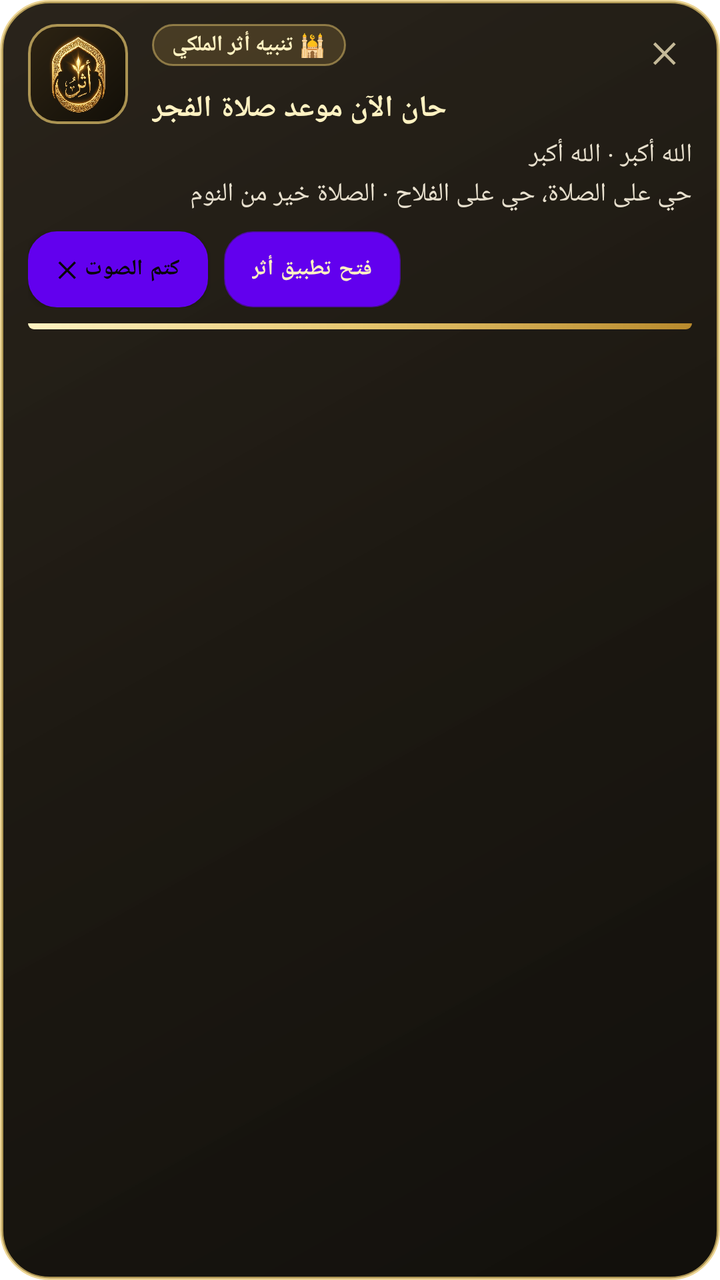
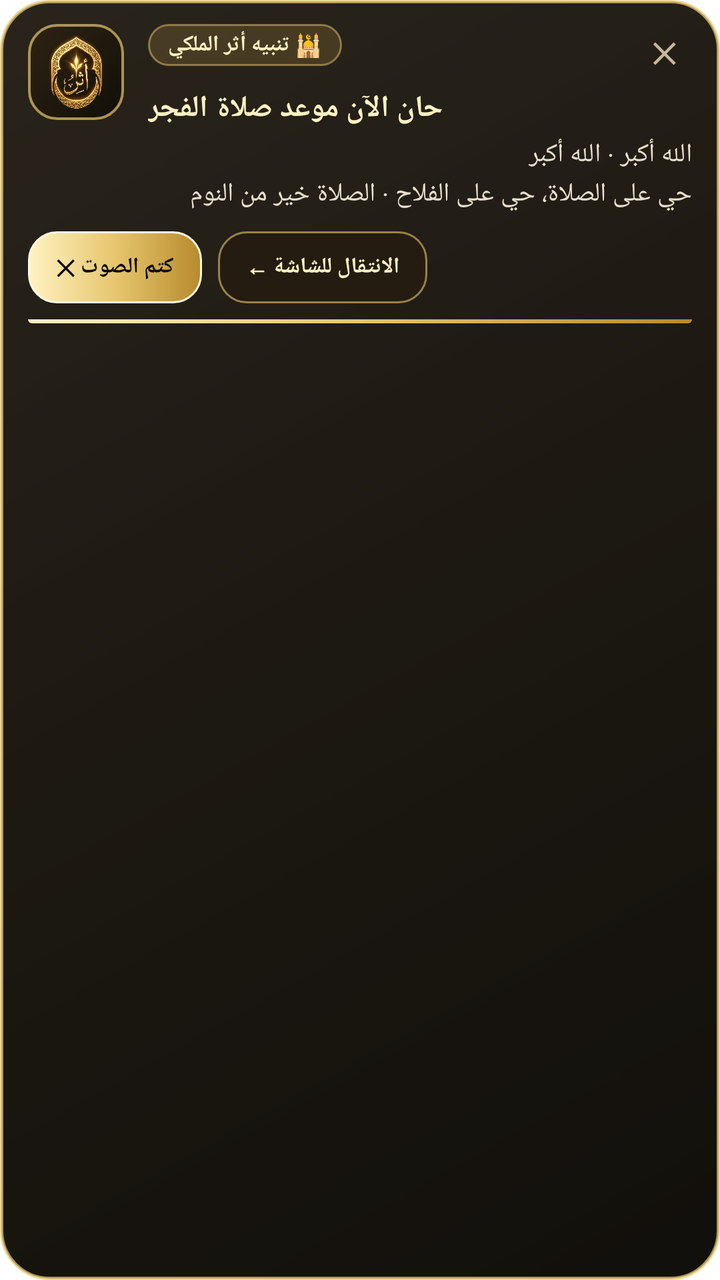

Screens rendered from an Android XML layout before and after an edit, with the pre-edit source and the edit as a unified diff.
<!-- AndroidManifest.xml: fallback theme Theme.MaterialComponents.DayNight.NoActionBar -->
<!-- res/layout/notification_royal_expanded.xml -->
<?xml version="1.0" encoding="utf-8"?>
<LinearLayout xmlns:android="http://schemas.android.com/apk/res/android"
    android:id="@+id/layoutRoyalNotifExpanded"
    android:layout_width="match_parent"
    android:layout_height="wrap_content"
    android:background="@drawable/royal_overlay_card_bg"
    android:orientation="vertical"
    android:paddingStart="14dp"
    android:paddingEnd="14dp"
    android:paddingTop="12dp"
    android:paddingBottom="10dp">

    
    <LinearLayout
        android:layout_width="match_parent"
        android:layout_height="wrap_content"
        android:orientation="horizontal"
        android:gravity="top">

        
        <FrameLayout
            android:layout_width="50dp"
            android:layout_height="50dp"
            android:background="@drawable/royal_logo_frame_bg"
            android:padding="5dp"
            android:layout_gravity="top">

            <ImageView
                android:id="@+id/ivNotifLogo"
                android:layout_width="match_parent"
                android:layout_height="match_parent"
                android:contentDescription="شعار أثر"
                android:scaleType="fitCenter"
                android:src="@drawable/icon_logo" />
        </FrameLayout>

        
        <LinearLayout
            android:layout_width="0dp"
            android:layout_height="wrap_content"
            android:layout_weight="1"
            android:layout_marginStart="12dp"
            android:orientation="vertical">

            
            <RelativeLayout
                android:layout_width="match_parent"
                android:layout_height="wrap_content">

                <TextView
                    android:id="@+id/tvNotifBadge"
                    android:layout_width="wrap_content"
                    android:layout_height="wrap_content"
                    android:layout_alignParentStart="true"
                    android:background="@drawable/royal_badge_bg"
                    android:paddingHorizontal="10dp"
                    android:paddingVertical="3dp"
                    android:text="🕌 تنبيه أثر الملكي"
                    android:textColor="#FFF2C2"
                    android:textSize="11sp"
                    android:textStyle="bold" />

                <TextView
                    android:id="@+id/btnNotifClose"
                    android:layout_width="28dp"
                    android:layout_height="28dp"
                    android:layout_alignParentEnd="true"
                    android:gravity="center"
                    android:text="✕"
                    android:textColor="#C4B998"
                    android:textSize="14sp"
                    android:textStyle="bold" />
            </RelativeLayout>

            
            <TextView
                android:id="@+id/tvNotifTitle"
                android:layout_width="wrap_content"
                android:layout_height="wrap_content"
                android:layout_marginTop="4dp"
                android:text="حان الآن موعد صلاة الفجر"
                android:textColor="#FFF2C2"
                android:textSize="15sp"
                android:textStyle="bold" />

            
            <TextView
                android:id="@+id/tvNotifBody"
                android:layout_width="match_parent"
                android:layout_height="wrap_content"
                android:layout_marginTop="4dp"
                android:lineSpacingExtra="2dp"
                android:maxLines="4"
                android:text="الله أكبر · الله أكبر\nحي على الصلاة، حي على الفلاح · الصلاة خير من النوم"
                android:textColor="#E8E0CE"
                android:textSize="13sp" />

        </LinearLayout>
    </LinearLayout>

    
    <LinearLayout
        android:layout_width="match_parent"
        android:layout_height="wrap_content"
        android:layout_marginTop="10dp"
        android:gravity="center_vertical"
        android:orientation="horizontal">

        
        <Button
            android:id="@+id/btnNotifAudio"
            android:layout_width="wrap_content"
            android:layout_height="38dp"
            android:background="@drawable/royal_gold_btn_bg"
            android:paddingHorizontal="14dp"
            android:text="كتم الصوت ✕"
            android:textColor="#080705"
            android:textSize="11sp"
            android:textStyle="bold" />

        
        <Button
            android:id="@+id/btnNotifOpen"
            android:layout_width="wrap_content"
            android:layout_height="38dp"
            android:layout_marginStart="8dp"
            android:background="@drawable/royal_dark_btn_bg"
            android:paddingHorizontal="14dp"
            android:text="فتح تطبيق أثر"
            android:textColor="#FFF2C2"
            android:textSize="11sp"
            android:textStyle="bold" />
    </LinearLayout>

    
    <View
        android:id="@+id/viewNotifProgress"
        android:layout_width="match_parent"
        android:layout_height="3dp"
        android:layout_marginTop="8dp"
        android:background="@drawable/royal_gold_progress_bg" />

</LinearLayout>
<!-- resources referenced by this layout -->
<resources>
  <!-- drawable icon_logo: png bitmap (drawable, 757021 bytes) -->
  <!-- drawable royal_badge_bg (drawable) -->
  <?xml version="1.0" encoding="utf-8"?>
  <shape xmlns:android="http://schemas.android.com/apk/res/android"
      android:shape="rectangle">
      <solid android:color="#33C8A24A" />
      <corners android:radius="10dp" />
      <stroke
          android:width="1dp"
          android:color="#80E6C66E" />
  </shape>
  <!-- drawable royal_dark_btn_bg (drawable) -->
  <?xml version="1.0" encoding="utf-8"?>
  <ripple xmlns:android="http://schemas.android.com/apk/res/android"
      android:color="#30E6C66E">
      <item>
          <shape android:shape="rectangle">
              <solid android:color="#241C10" />
              <corners android:radius="14dp" />
              <stroke
                  android:width="1dp"
                  android:color="#99E6C66E" />
          </shape>
      </item>
  </ripple>
  <!-- drawable royal_gold_btn_bg (drawable) -->
  <?xml version="1.0" encoding="utf-8"?>
  <ripple xmlns:android="http://schemas.android.com/apk/res/android"
      android:color="#40FFFFFF">
      <item>
          <shape android:shape="rectangle">
              <gradient
                  android:angle="0"
                  android:startColor="#FFF2C2"
                  android:centerColor="#E6C66E"
                  android:endColor="#B88A2D"
                  android:type="linear" />
              <corners android:radius="14dp" />
              <stroke
                  android:width="1dp"
                  android:color="#FFF9E2" />
          </shape>
      </item>
  </ripple>
  <!-- drawable royal_gold_progress_bg (drawable) -->
  <?xml version="1.0" encoding="utf-8"?>
  <shape xmlns:android="http://schemas.android.com/apk/res/android"
      android:shape="rectangle">
      <gradient
          android:angle="0"
          android:startColor="#FFF2C2"
          android:centerColor="#E6C66E"
          android:endColor="#B88A2D"
          android:type="linear" />
      <corners
          android:bottomLeftRadius="24dp"
          android:bottomRightRadius="24dp" />
  </shape>
  <!-- drawable royal_logo_frame_bg (drawable) -->
  <?xml version="1.0" encoding="utf-8"?>
  <shape xmlns:android="http://schemas.android.com/apk/res/android"
      android:shape="rectangle">
      <gradient
          android:angle="315"
          android:startColor="#2D2313"
          android:endColor="#120F08"
          android:type="linear" />
      <corners android:radius="14dp" />
      <stroke
          android:width="1.2dp"
          android:color="#B3E6C66E" />
  </shape>
  <!-- drawable royal_overlay_card_bg (drawable) -->
  <?xml version="1.0" encoding="utf-8"?>
  <shape xmlns:android="http://schemas.android.com/apk/res/android"
      android:shape="rectangle">
      <gradient
          android:angle="315"
          android:startColor="#F01C160D"
          android:centerColor="#F5130F08"
          android:endColor="#F80B0905"
          android:type="linear" />
      <corners android:radius="24dp" />
      <stroke
          android:width="1.5dp"
          android:color="#B8E6C66E" />
  </shape>
</resources>

<!-- the commit's change to res/layout/notification_royal_expanded.xml (unified diff, before → after) -->
@@ -19,8 +19,8 @@
 
         
         <FrameLayout
-            android:layout_width="50dp"
-            android:layout_height="50dp"
+            android:layout_width="48dp"
+            android:layout_height="48dp"
             android:background="@drawable/royal_logo_frame_bg"
             android:padding="5dp"
             android:layout_gravity="top">
@@ -90,7 +90,7 @@
                 android:layout_height="wrap_content"
                 android:layout_marginTop="4dp"
                 android:lineSpacingExtra="2dp"
-                android:maxLines="4"
+                android:maxLines="5"
                 android:text="الله أكبر · الله أكبر\nحي على الصلاة، حي على الفلاح · الصلاة خير من النوم"
                 android:textColor="#E8E0CE"
                 android:textSize="13sp" />
@@ -107,11 +107,12 @@
         android:orientation="horizontal">
 
         
-        <Button
+        <TextView
             android:id="@+id/btnNotifAudio"
             android:layout_width="wrap_content"
-            android:layout_height="38dp"
+            android:layout_height="36dp"
             android:background="@drawable/royal_gold_btn_bg"
+            android:gravity="center"
             android:paddingHorizontal="14dp"
             android:text="كتم الصوت ✕"
             android:textColor="#080705"
@@ -119,14 +120,15 @@
             android:textStyle="bold" />
 
         
-        <Button
+        <TextView
             android:id="@+id/btnNotifOpen"
             android:layout_width="wrap_content"
-            android:layout_height="38dp"
+            android:layout_height="36dp"
             android:layout_marginStart="8dp"
             android:background="@drawable/royal_dark_btn_bg"
+            android:gravity="center"
             android:paddingHorizontal="14dp"
-            android:text="فتح تطبيق أثر"
+            android:text="الانتقال للشاشة ←"
             android:textColor="#FFF2C2"
             android:textSize="11sp"
             android:textStyle="bold" />
@@ -136,7 +138,7 @@
     <View
         android:id="@+id/viewNotifProgress"
         android:layout_width="match_parent"
-        android:layout_height="3dp"
+        android:layout_height="2dp"
         android:layout_marginTop="8dp"
         android:background="@drawable/royal_gold_progress_bg" />
 
